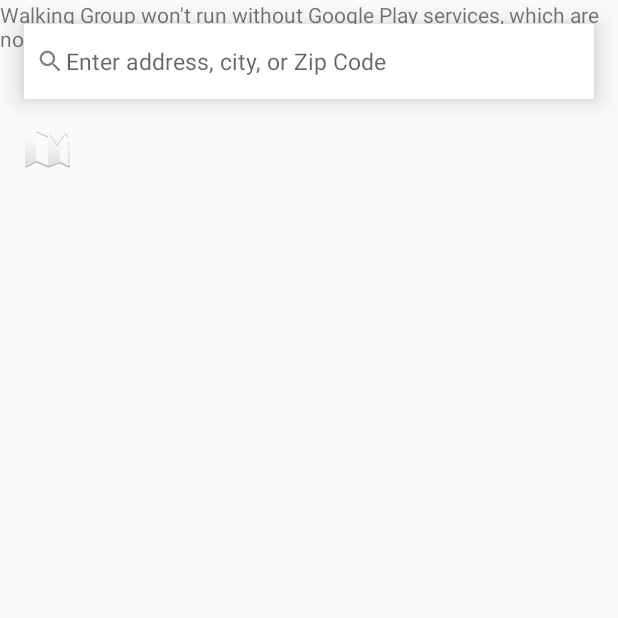
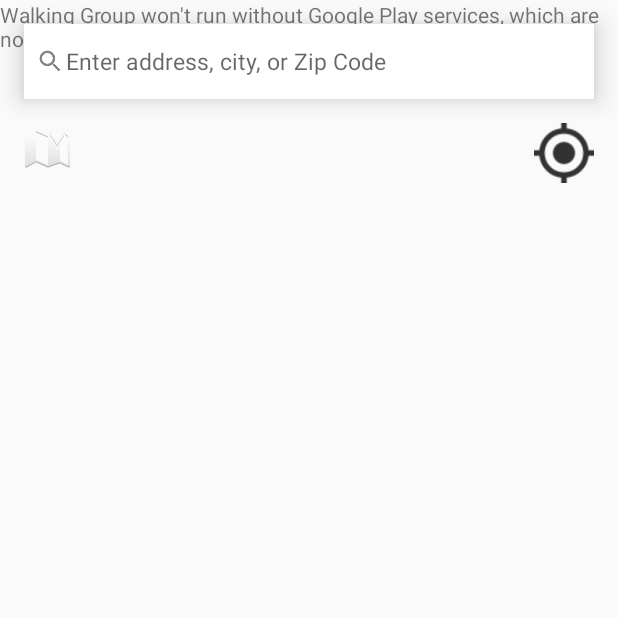
Before and after one commit to dollinad/CMPT-276-walkinggroup, an Android app: the MapActivity screen opened directly, with no data from a screen before it, on a phone screen of 412 x 824 dp, the top half of it. Run offline under Robolectric (Android 15) with nearby library versions, the phone set to English and light mode, and no system bars.

Commit message:
Add functionality to center location back to user

```diff
--- a/app/src/main/java/ca/sfu/djlin/walkinggroup/app/MapActivity.java
+++ b/app/src/main/java/ca/sfu/djlin/walkinggroup/app/MapActivity.java
@@ -87,6 +87,7 @@ public class MapActivity extends AppCompatActivity implements OnMapReadyCallback
 
     // Widgets
     private EditText mSearchText;
+    private ImageView mGps;
 
     private Boolean mLocationPermissionsGranted = false;
     private GoogleMap mMap;
@@ -101,6 +102,7 @@ public class MapActivity extends AppCompatActivity implements OnMapReadyCallback
         super.onCreate(savedInstanceState);
         setContentView(R.layout.activity_map);
         mSearchText = (EditText) findViewById(R.id.search_input);
+        mGps = (ImageView) findViewById(R.id.ic_gps);
 
         getLocationPermission();
 
@@ -140,6 +142,15 @@ public class MapActivity extends AppCompatActivity implements OnMapReadyCallback
                     geoLocate();
                 }
                 return false;
+            }
+        });
+
+        // Center back to user location
+        mGps.setOnClickListener(new View.OnClickListener() {
+            @Override
+            public void onClick(View view) {
+                Log.d(TAG, "onClick: clicked gps icon");
+                getDeviceLocation();
             }
         });
 
@@ -284,10 +295,6 @@ public class MapActivity extends AppCompatActivity implements OnMapReadyCallback
         }
     }
 
-    private void hideSoftKeyboard() {
-        this.getWindow().setSoftInputMode(WindowManager.LayoutParams.SOFT_INPUT_STATE_ALWAYS_HIDDEN);
-    }
-
     public static void hideKeyboard(Activity activity) {
         InputMethodManager imm = (InputMethodManager) activity.getSystemService(Activity.INPUT_METHOD_SERVICE);
         //Find the currently focused view, so we can grab the correct window token from it.
--- a/app/src/main/res/layout/activity_map.xml
+++ b/app/src/main/res/layout/activity_map.xml
@@ -55,4 +55,14 @@
         app:layout_constraintTop_toBottomOf="@id/search_rel_layout"
         app:srcCompat="@android:drawable/ic_dialog_map" />
 
+    <ImageView
+        android:id="@+id/ic_gps"
+        android:layout_width="40dp"
+        android:layout_height="40dp"
+        android:layout_marginTop="16dp"
+        android:scaleType="centerCrop"
+        app:layout_constraintRight_toRightOf="@id/search_rel_layout"
+        app:layout_constraintTop_toBottomOf="@id/search_rel_layout"
+        android:src="@drawable/ic_gps" />
+
 </android.support.constraint.ConstraintLayout>
```
Also changed, not shown: app/src/main/res/drawable-hdpi/ic_gps.png (added), app/src/main/res/drawable-mdpi/ic_gps.png (added), app/src/main/res/drawable-xhdpi/ic_gps.png (added), app/src/main/res/drawable-xxhdpi/ic_gps.png (added), 2 other files.
